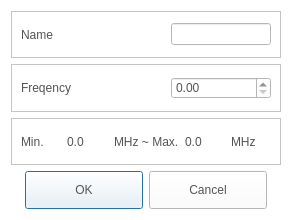
fsest4u/CaX_03, file CaX/dialog/addradiodialog.ui: the form before one commit.
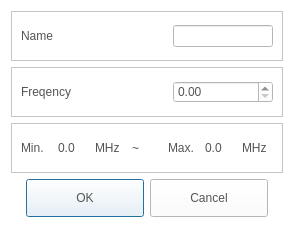
The form after the commit. Icons and pictures are not drawn.

What changed in the file:
```diff
--- a/CaX/dialog/addradiodialog.ui
+++ b/CaX/dialog/addradiodialog.ui
@@ -6,8 +6,8 @@
    <rect>
     <x>0</x>
     <y>0</y>
-    <width>292</width>
-    <height>220</height>
+    <width>294</width>
+    <height>228</height>
    </rect>
   </property>
   <property name="windowTitle">
@@ -184,7 +184,21 @@
       <item>
        <widget class="QLabel" name="label_3">
         <property name="text">
-         <string>MHz ~ Max.</string>
+         <string>MHz</string>
+        </property>
+       </widget>
+      </item>
+      <item>
+       <widget class="QLabel" name="label_6">
+        <property name="text">
+         <string>&lt;html&gt;&lt;head/&gt;&lt;body&gt;&lt;p&gt;~&lt;/p&gt;&lt;/body&gt;&lt;/html&gt;</string>
+        </property>
+       </widget>
+      </item>
+      <item>
+       <widget class="QLabel" name="label_7">
+        <property name="text">
+         <string>Max.</string>
         </property>
        </widget>
       </item>
```
